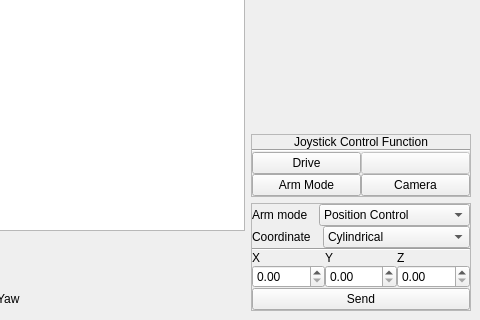
Before: the Qt Designer form catkin_ws/src/hci/ui_files/MainWindow_V4.ui in mcgill-robotics-archive/rover-2015, drawn with Qt 5; both pictures show x 802 to 1282 and y 538 to 858 of the 1282 by 858 pixel window.
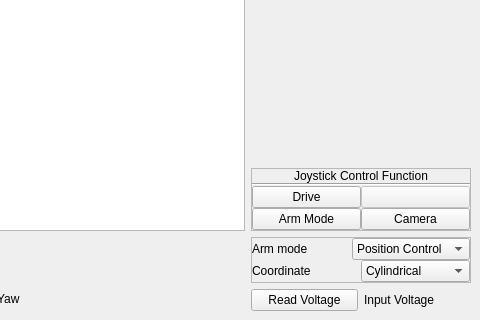
After: the same form once the commit is applied. Custom widgets are drawn as their Qt base class.

Commit message: implementation of the voltage service reader

```diff
--- a/catkin_ws/src/hci/ui_files/MainWindow_V4.ui
+++ b/catkin_ws/src/hci/ui_files/MainWindow_V4.ui
@@ -1006,7 +1006,7 @@
             <widget class="QLabel" name="label_2">
              <property name="maximumSize">
               <size>
-               <width>67</width>
+               <width>100</width>
                <height>16777215</height>
               </size>
              </property>
@@ -1037,7 +1037,7 @@
             <widget class="QLabel" name="label_8">
              <property name="maximumSize">
               <size>
-               <width>71</width>
+               <width>120</width>
                <height>16777215</height>
               </size>
              </property>
@@ -1062,57 +1062,27 @@
            </item>
           </layout>
          </item>
-         <item>
-          <widget class="Line" name="line_2">
-           <property name="orientation">
-            <enum>Qt::Horizontal</enum>
-           </property>
-          </widget>
-         </item>
-         <item>
-          <layout class="QGridLayout" name="gridLayout_2">
-           <item row="1" column="0">
-            <widget class="QDoubleSpinBox" name="armSetX"/>
-           </item>
-           <item row="1" column="1">
-            <widget class="QDoubleSpinBox" name="armSetY"/>
-           </item>
-           <item row="1" column="2">
-            <widget class="QDoubleSpinBox" name="armSetZ"/>
-           </item>
-           <item row="0" column="0">
-            <widget class="QLabel" name="label_9">
-             <property name="text">
-              <string>X</string>
-             </property>
-            </widget>
-           </item>
-           <item row="0" column="1">
-            <widget class="QLabel" name="label_10">
-             <property name="text">
-              <string>Y</string>
-             </property>
-            </widget>
-           </item>
-           <item row="0" column="2">
-            <widget class="QLabel" name="label_11">
-             <property name="text">
-              <string>Z</string>
-             </property>
-            </widget>
-           </item>
-          </layout>
-         </item>
-         <item>
-          <widget class="QPushButton" name="sendCoords">
-           <property name="text">
-            <string>Send</string>
-           </property>
-          </widget>
-         </item>
         </layout>
        </widget>
       </item>
+      <item>
+       <layout class="QHBoxLayout" name="horizontalLayout_14">
+        <item>
+         <widget class="QPushButton" name="read_voltage_button">
+          <property name="text">
+           <string>Read Voltage</string>
+          </property>
+         </widget>
+        </item>
+        <item>
+         <widget class="QLabel" name="input_voltage_label">
+          <property name="text">
+           <string>Input Voltage</string>
+          </property>
+         </widget>
+        </item>
+       </layout>
+      </item>
      </layout>
     </item>
    </layout>
```
Left out of the diff: 55 changed lines with no effect on the pictures. The commit also changes 2 other files.
